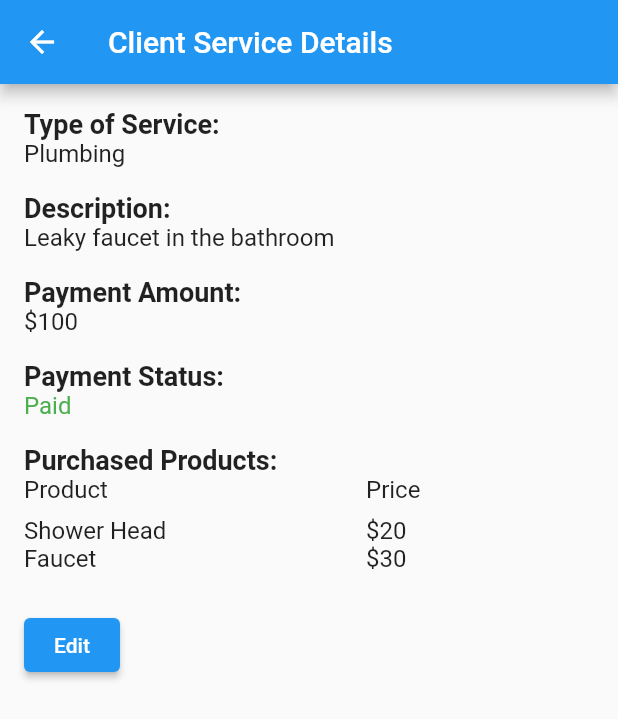
After one commit to yosih48/clients-flutter, a Flutter app: the ClientServiceScreen screen opened directly, on a phone screen of 412 x 824 dp. The commit adds this screen. Shown: the top 719 px of the screen. Run offline on Flutter 3.47's test engine with Material 2 defaults, Android fonts, the phone set to English and light mode, and no system bars; our stand-ins replace cloud_firestore, firebase_auth, firebase_core, fluttertoast, pin_code_fields; accounts and stored records are empty; generated files the repository leaves out were written again.

Commit message:
calsinfo screen

```diff
--- a/lib/clientdCarsd.dart
+++ b/lib/clientdCarsd.dart
@@ -7,6 +7,7 @@ import 'package:cloud_firestore/cloud_firestore.dart';
 import 'Constants/AppString.dart';
 import 'objects/clients.dart';
 import 'screens/actions.dart';
+import 'screens/callsinfo.dart';
 import 'package:flutter_gen/gen_l10n/app_localizations.dart';
 
 class UserListView extends StatelessWidget {
@@ -76,7 +77,16 @@ class UserListView extends StatelessWidget {
                             InkWell(
                               onTap: () {
                                 // Handle the second option
-                                Navigator.of(context).pop();
+                                // Navigator.of(context).pop();
+                                // Navigator.pushNamed(context, '/actions');
+                                       Navigator.push(
+                                  context,
+                                  MaterialPageRoute(
+                                    builder: (context) =>  ClientServiceScreen(
+
+                                    ),
+                                  ),
+                                );
                               },
                               child: Padding(
                                 padding: EdgeInsets.symmetric(vertical: 8.0),
--- a/lib/main.dart
+++ b/lib/main.dart
@@ -1,5 +1,6 @@
 import 'package:clientsf/screens/AppStarter.dart';
 import 'package:clientsf/screens/PhoneLogin.dart';
+import 'package:clientsf/screens/callsInfo.dart';
 import 'package:firebase_core/firebase_core.dart';
 import 'package:flutter/material.dart';
 import 'package:flutter_localizations/flutter_localizations.dart';
@@ -42,6 +43,7 @@ class TodoApp extends StatelessWidget {
         // '/actions': (context) => actions(user: user),
         '/date': (context) => HomePage(),
         '/time': (context) => ScreenOne(),
+        '/callinfo': (context) => ClientServiceScreen(),
       },
       title: 'Todo Manage',
       debugShowCheckedModeBanner: false,
--- /dev/null
+++ b/lib/screens/callsInfo.dart
@@ -0,0 +1,123 @@
+import 'package:flutter/material.dart';
+import 'package:flutter_gen/gen_l10n/app_localizations.dart';
+
+class ClientServiceScreen extends StatelessWidget {
+  @override
+  Widget build(BuildContext context) {
+    return Scaffold(
+      appBar: AppBar(
+        title: Text('Client Service Details'),
+      ),
+      body: Padding(
+        padding: EdgeInsets.all(16.0),
+        child: Column(
+          crossAxisAlignment: CrossAxisAlignment.start,
+          children: [
+            Text(
+              'Type of Service:',
+              style: TextStyle(fontSize: 18, fontWeight: FontWeight.bold),
+            ),
+            Text(
+              'Plumbing',
+              style: TextStyle(fontSize: 16),
+            ),
+            SizedBox(height: 16),
+            Text(
+              'Description:',
+              style: TextStyle(fontSize: 18, fontWeight: FontWeight.bold),
+            ),
+            Text(
+              'Leaky faucet in the bathroom',
+              style: TextStyle(fontSize: 16),
+            ),
+            SizedBox(height: 16),
+            Text(
+              'Payment Amount:',
+              style: TextStyle(fontSize: 18, fontWeight: FontWeight.bold),
+            ),
+            Text(
+              '\$100',
+              style: TextStyle(fontSize: 16),
+            ),
+            SizedBox(height: 16),
+            Text(
+              'Payment Status:',
+              style: TextStyle(fontSize: 18, fontWeight: FontWeight.bold),
+            ),
+            Text(
+              'Paid',
+              style: TextStyle(fontSize: 16, color: Colors.green),
+            ),
+            SizedBox(height: 16),
+            Text(
+              'Purchased Products:',
+              style: TextStyle(fontSize: 18, fontWeight: FontWeight.bold),
+            ),
+            Row(
+              children: [
+                Expanded(
+                  flex: 3,
+                  child: Text(
+                    'Product',
+                    style: TextStyle(fontSize: 16),
+                  ),
+                ),
+                Expanded(
+                  flex: 2,
+                  child: Text(
+                    'Price',
+                    style: TextStyle(fontSize: 16),
+                  ),
+                ),
+              ],
+            ),
+            SizedBox(height: 8),
+            Row(
+              children: [
+                Expanded(
+                  flex: 3,
+                  child: Text(
+                    'Shower Head',
+                    style: TextStyle(fontSize: 16),
+                  ),
+                ),
+                Expanded(
+                  flex: 2,
+                  child: Text(
+                    '\$20',
+                    style: TextStyle(fontSize: 16),
+                  ),
+                ),
+              ],
+            ),
+            Row(
+              children: [
+                Expanded(
+                  flex: 3,
+                  child: Text(
+                    'Faucet',
+                    style: TextStyle(fontSize: 16),
+                  ),
+                ),
+                Expanded(
+                  flex: 2,
+                  child: Text(
+                    '\$30',
+                    style: TextStyle(fontSize: 16),
+                  ),
+                ),
+              ],
+            ),
+            SizedBox(height: 24),
+            ElevatedButton(
+              onPressed: () {
+                // Handle edit button click
+              },
+              child: Text('Edit'),
+            ),
+          ],
+        ),
+      ),
+    );
+  }
+}
```
